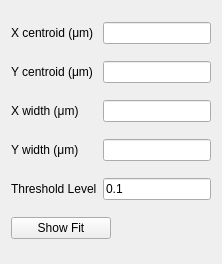
The window that PPM_centroid/Imager_stats.ui (mseaberg/slit_alignment) describes before a commit, drawn with Qt 5.
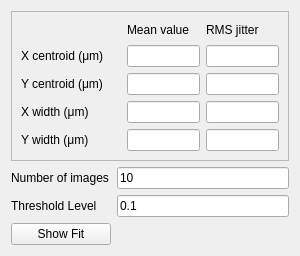
The same window after the commit.

```diff
--- a/PPM_centroid/Imager_stats.ui
+++ b/PPM_centroid/Imager_stats.ui
@@ -6,28 +6,69 @@
    <rect>
     <x>0</x>
     <y>0</y>
-    <width>222</width>
-    <height>264</height>
+    <width>300</width>
+    <height>256</height>
    </rect>
   </property>
   <property name="minimumSize">
    <size>
-    <width>215</width>
-    <height>0</height>
+    <width>300</width>
+    <height>256</height>
+   </size>
+  </property>
+  <property name="maximumSize">
+   <size>
+    <width>300</width>
+    <height>16777215</height>
    </size>
   </property>
   <property name="windowTitle">
    <string>Form</string>
   </property>
+  <layout class="QGridLayout" name="gridLayout_2">
+   <item row="0" column="0" colspan="2">
+    <widget class="QFrame" name="frame">
+     <property name="minimumSize">
+      <size>
+       <width>250</width>
+       <height>150</height>
+      </size>
+     </property>
+     <property name="frameShape">
+      <enum>QFrame::StyledPanel</enum>
+     </property>
+     <property name="frameShadow">
+      <enum>QFrame::Raised</enum>
+     </property>
   <layout class="QGridLayout" name="gridLayout">
-   <item row="0" column="0">
+      <item row="0" column="1">
+       <widget class="QLabel" name="label">
+        <property name="text">
+         <string>Mean value</string>
+        </property>
+       </widget>
+      </item>
+      <item row="0" column="2">
+       <widget class="QLabel" name="label_2">
+        <property name="text">
+         <string>RMS jitter</string>
+        </property>
+       </widget>
+      </item>
+      <item row="1" column="0">
     <widget class="QLabel" name="xCentroidLabel">
+        <property name="minimumSize">
+         <size>
+          <width>100</width>
+          <height>0</height>
+         </size>
+        </property>
      <property name="text">
       <string>&lt;html&gt;&lt;head/&gt;&lt;body&gt;&lt;p&gt;X centroid (μm)&lt;/p&gt;&lt;/body&gt;&lt;/html&gt;</string>
      </property>
     </widget>
    </item>
-   <item row="0" column="1">
+      <item row="1" column="1">
     <widget class="QLineEdit" name="xCentroidLineEdit">
      <property name="enabled">
       <bool>true</bool>
@@ -37,14 +78,17 @@
      </property>
     </widget>
    </item>
-   <item row="1" column="0">
+      <item row="1" column="2">
+       <widget class="QLineEdit" name="xCentroidRMSLineEdit"/>
+      </item>
+      <item row="2" column="0">
     <widget class="QLabel" name="yCentroidLabel">
      <property name="text">
       <string>Y centroid (μm)</string>
      </property>
     </widget>
    </item>
-   <item row="1" column="1">
+      <item row="2" column="1">
     <widget class="QLineEdit" name="yCentroidLineEdit">
      <property name="enabled">
       <bool>true</bool>
@@ -54,14 +98,17 @@
      </property>
     </widget>
    </item>
-   <item row="2" column="0">
+      <item row="2" column="2">
+       <widget class="QLineEdit" name="yCentroidRMSLineEdit"/>
+      </item>
+      <item row="3" column="0">
     <widget class="QLabel" name="xWidthLabel">
      <property name="text">
       <string>X width (μm)</string>
      </property>
     </widget>
    </item>
-   <item row="2" column="1">
+      <item row="3" column="1">
     <widget class="QLineEdit" name="xWidthLineEdit">
      <property name="enabled">
       <bool>true</bool>
@@ -71,14 +118,17 @@
      </property>
     </widget>
    </item>
-   <item row="3" column="0">
+      <item row="3" column="2">
+       <widget class="QLineEdit" name="xWidthRMSLineEdit"/>
+      </item>
+      <item row="4" column="0">
     <widget class="QLabel" name="yWidthLabel">
      <property name="text">
       <string>Y width (μm)</string>
      </property>
     </widget>
    </item>
-   <item row="3" column="1">
+      <item row="4" column="1">
     <widget class="QLineEdit" name="yWidthLineEdit">
      <property name="enabled">
       <bool>true</bool>
@@ -88,21 +138,41 @@
      </property>
     </widget>
    </item>
-   <item row="4" column="0">
+      <item row="4" column="2">
+       <widget class="QLineEdit" name="yWidthRMSLineEdit"/>
+      </item>
+     </layout>
+    </widget>
+   </item>
+   <item row="1" column="0">
+    <widget class="QLabel" name="nImagesLabel">
+     <property name="text">
+      <string>Number of images</string>
+     </property>
+    </widget>
+   </item>
+   <item row="1" column="1">
+    <widget class="QLineEdit" name="nImagesLineEdit">
+     <property name="text">
+      <string>10</string>
+     </property>
+    </widget>
+   </item>
+   <item row="2" column="0">
     <widget class="QLabel" name="thresholdLabel">
      <property name="text">
       <string>Threshold Level</string>
      </property>
     </widget>
    </item>
-   <item row="4" column="1">
+   <item row="2" column="1">
     <widget class="QLineEdit" name="thresholdLineEdit">
      <property name="text">
       <string>0.1</string>
      </property>
     </widget>
    </item>
-   <item row="5" column="0" colspan="2">
+   <item row="3" column="0">
     <widget class="QPushButton" name="showFitButton">
      <property name="minimumSize">
       <size>
```
Lines whose indentation alone changed are shown as unchanged.
